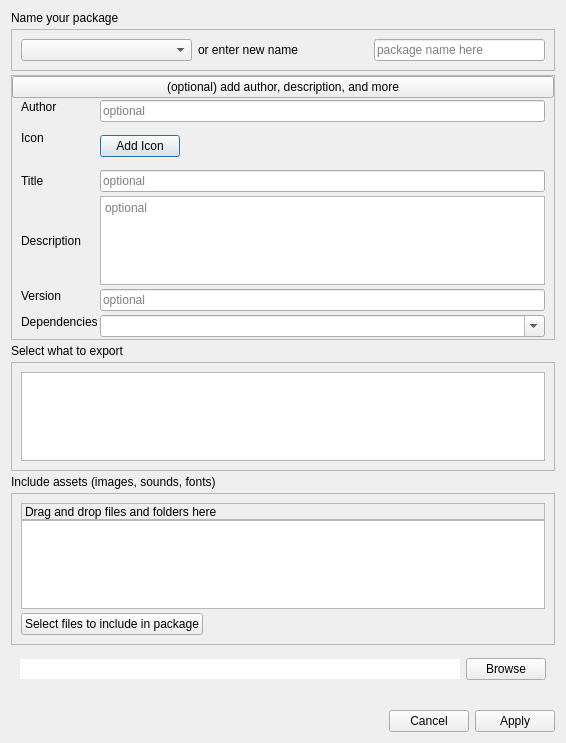
First picture: the form in src/ui/dlgPackageExporter.ui, repository Edru2/Mudlet, before the edit.
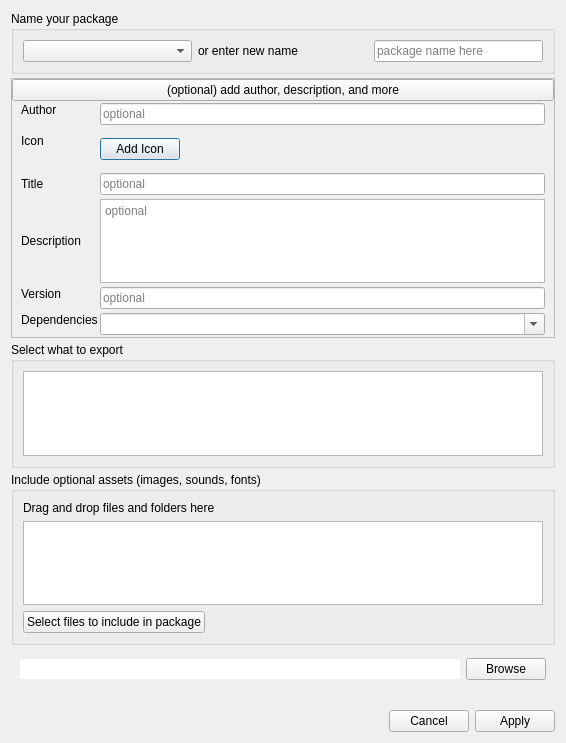
Second picture: the form after the edit.

The edit to the form file:
```diff
--- a/src/ui/dlgPackageExporter.ui
+++ b/src/ui/dlgPackageExporter.ui
@@ -24,33 +24,11 @@
     <number>4</number>
    </property>
    <item>
-    <widget class="QLabel" name="label">
-     <property name="sizePolicy">
-      <sizepolicy hsizetype="Preferred" vsizetype="Fixed">
-       <horstretch>0</horstretch>
-       <verstretch>0</verstretch>
-      </sizepolicy>
-     </property>
-     <property name="text">
+    <widget class="QGroupBox" name="groupBox_packageName">
+     <property name="title">
       <string>Name your package</string>
      </property>
-    </widget>
-   </item>
-   <item>
-    <widget class="QFrame" name="frame">
-     <property name="sizePolicy">
-      <sizepolicy hsizetype="Preferred" vsizetype="Fixed">
-       <horstretch>0</horstretch>
-       <verstretch>0</verstretch>
-      </sizepolicy>
-     </property>
-     <property name="frameShape">
-      <enum>QFrame::StyledPanel</enum>
-     </property>
-     <property name="frameShadow">
-      <enum>QFrame::Raised</enum>
-     </property>
-     <layout class="QHBoxLayout" name="horizontalLayout">
+     <layout class="QHBoxLayout" name="horizontalLayout_3">
       <item>
        <widget class="QComboBox" name="packageList">
         <property name="enabled">
@@ -358,21 +336,11 @@
     </widget>
    </item>
    <item>
-    <widget class="QLabel" name="text_selection">
-     <property name="text">
+    <widget class="QGroupBox" name="groupBox_exportSelection">
+     <property name="title">
       <string>Select what to export</string>
      </property>
-    </widget>
-   </item>
-   <item>
-    <widget class="QFrame" name="frame_3">
-     <property name="frameShape">
-      <enum>QFrame::StyledPanel</enum>
-     </property>
-     <property name="frameShadow">
-      <enum>QFrame::Raised</enum>
-     </property>
-     <layout class="QVBoxLayout" name="verticalLayout_5">
+     <layout class="QHBoxLayout" name="horizontalLayout">
       <item>
        <widget class="QTreeWidget" name="treeWidget">
         <attribute name="headerVisible">
@@ -389,63 +357,15 @@
     </widget>
    </item>
    <item>
-    <widget class="QLabel" name="label_10">
-     <property name="sizePolicy">
-      <sizepolicy hsizetype="Preferred" vsizetype="Fixed">
-       <horstretch>0</horstretch>
-       <verstretch>0</verstretch>
-      </sizepolicy>
+    <widget class="QGroupBox" name="groupBox_assets">
+     <property name="title">
+      <string>Include optional assets (images, sounds, fonts)</string>
      </property>
-     <property name="text">
-      <string>Include assets (images, sounds, fonts)</string>
-     </property>
-    </widget>
-   </item>
-   <item>
-    <widget class="QFrame" name="FileDrop">
-     <property name="sizePolicy">
-      <sizepolicy hsizetype="Minimum" vsizetype="Maximum">
-       <horstretch>0</horstretch>
-       <verstretch>0</verstretch>
-      </sizepolicy>
-     </property>
-     <property name="frameShape">
-      <enum>QFrame::StyledPanel</enum>
-     </property>
-     <property name="frameShadow">
-      <enum>QFrame::Raised</enum>
-     </property>
-     <layout class="QVBoxLayout" name="verticalLayout_3">
-      <property name="spacing">
-       <number>4</number>
-      </property>
-      <item>
-       <layout class="QVBoxLayout" name="verticalLayout_4">
-        <property name="spacing">
-         <number>0</number>
-        </property>
-        <property name="topMargin">
-         <number>0</number>
-        </property>
+     <layout class="QVBoxLayout" name="verticalLayout_5">
         <item>
          <widget class="QLabel" name="label_11">
-          <property name="sizePolicy">
-           <sizepolicy hsizetype="MinimumExpanding" vsizetype="Fixed">
-            <horstretch>0</horstretch>
-            <verstretch>0</verstretch>
-           </sizepolicy>
-          </property>
-          <property name="minimumSize">
-           <size>
-            <width>0</width>
-            <height>17</height>
-           </size>
-          </property>
           <property name="frameShape">
-           <enum>QFrame::StyledPanel</enum>
-          </property>
-          <property name="lineWidth">
-           <number>0</number>
+         <enum>QFrame::NoFrame</enum>
           </property>
           <property name="text">
            <string>Drag and drop files and folders here</string>
@@ -465,8 +385,6 @@
           </property>
          </widget>
         </item>
-       </layout>
-      </item>
       <item>
        <widget class="QPushButton" name="addFiles">
         <property name="sizePolicy">
```
Left out of the diff: 5 changed lines with no effect on the pictures. Lines whose indentation alone changed are shown as unchanged.
